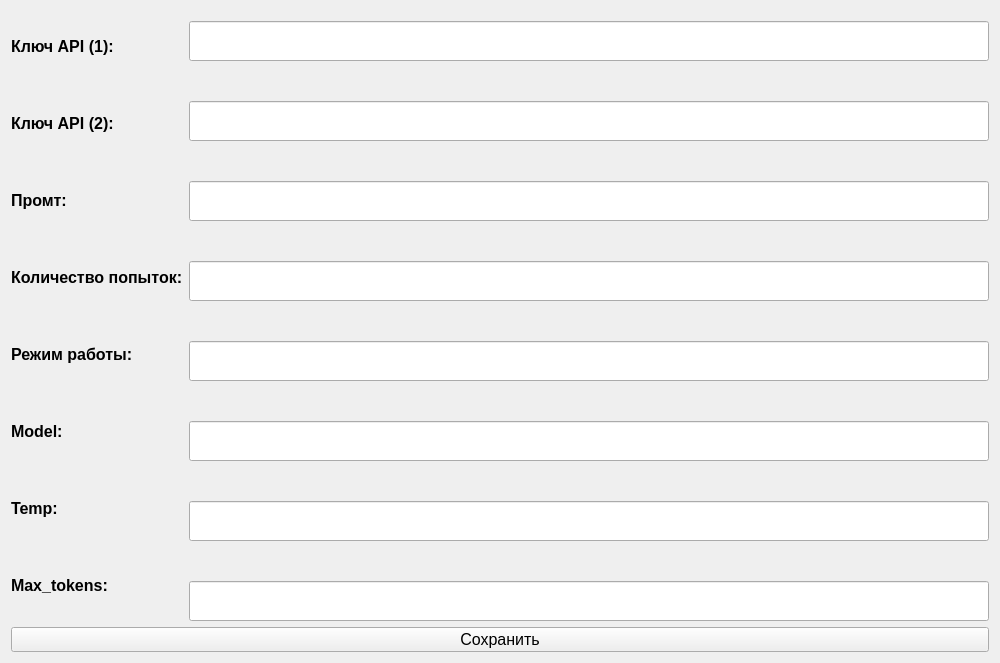
Before: the Qt Designer form config.ui in edfefegeger/GPT_Vision_With_MetaDATA, drawn with Qt 5.
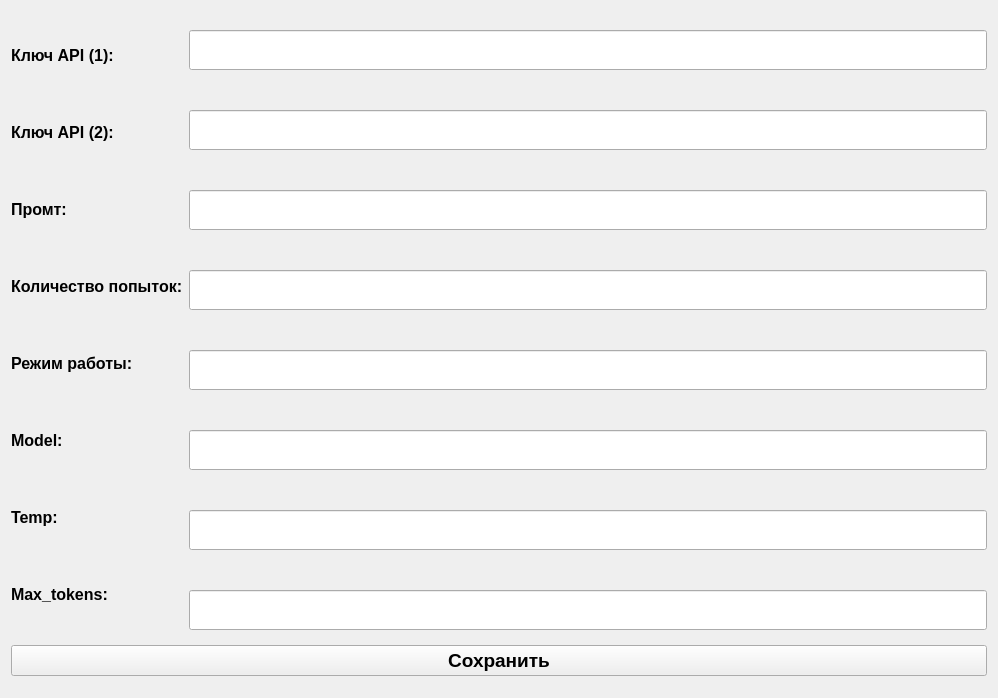
After: the same form once the commit is applied.

Commit message: Windows created ++ ++ ++

The edit to the form file:
```diff
--- a/config.ui
+++ b/config.ui
@@ -6,8 +6,8 @@
    <rect>
     <x>0</x>
     <y>0</y>
-    <width>1000</width>
-    <height>659</height>
+    <width>998</width>
+    <height>698</height>
    </rect>
   </property>
   <property name="windowTitle">
@@ -202,24 +202,6 @@
        </property>
       </widget>
      </item>
-     <item>
-      <widget class="QLineEdit" name="lineEdit_8">
-       <property name="minimumSize">
-        <size>
-         <width>0</width>
-         <height>40</height>
-        </size>
-       </property>
-       <property name="font">
-        <font>
-         <pointsize>12</pointsize>
-        </font>
-       </property>
-       <property name="text">
-        <string/>
-       </property>
-      </widget>
-     </item>
      <item>
       <widget class="QLineEdit" name="lineEdit_5">
        <property name="minimumSize">
@@ -274,6 +256,24 @@
        </property>
       </widget>
      </item>
+     <item>
+      <widget class="QLineEdit" name="lineEdit_8">
+       <property name="minimumSize">
+        <size>
+         <width>0</width>
+         <height>40</height>
+        </size>
+       </property>
+       <property name="font">
+        <font>
+         <pointsize>12</pointsize>
+        </font>
+       </property>
+       <property name="text">
+        <string/>
+       </property>
+      </widget>
+     </item>
     </layout>
    </item>
    <item row="1" column="0" colspan="2">
@@ -281,13 +281,13 @@
      <property name="maximumSize">
       <size>
        <width>16777215</width>
-       <height>25</height>
+       <height>16777215</height>
       </size>
      </property>
      <property name="font">
       <font>
-       <pointsize>12</pointsize>
-       <bold>false</bold>
+       <pointsize>14</pointsize>
+       <bold>true</bold>
       </font>
      </property>
      <property name="text">
```
The commit also changes 3 other files.
